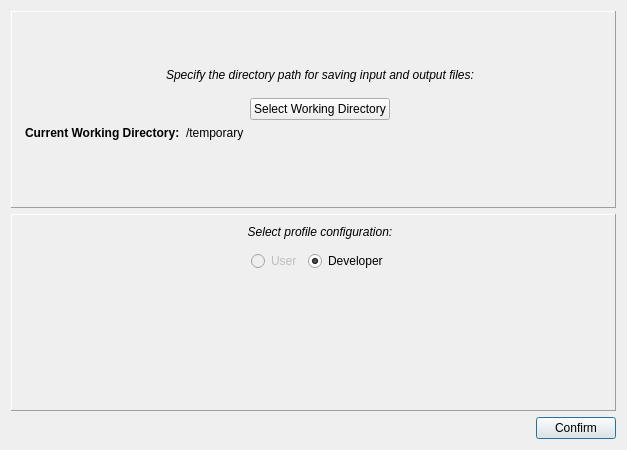
lanl/Fierro, file python/FIERRO-GUI/fierro_gui/FIERRO_Setup.ui: the form before one commit.
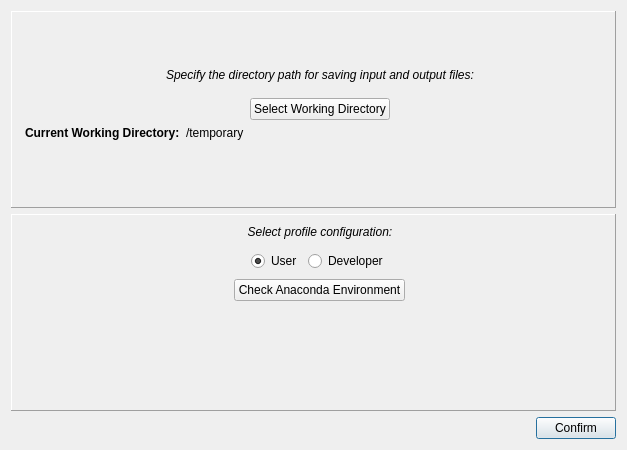
The form after the commit. The open tabs and pages were chosen to show the change. Icons and pictures are not drawn.

Commit message: Added the ability to select User-Configuration which runs the executables from the anaconda environment

The edit to the form file:
```diff
--- a/python/FIERRO-GUI/fierro_gui/FIERRO_Setup.ui
+++ b/python/FIERRO-GUI/fierro_gui/FIERRO_Setup.ui
@@ -258,13 +258,13 @@
             <item>
              <widget class="QRadioButton" name="radioButton">
               <property name="enabled">
-               <bool>false</bool>
+               <bool>true</bool>
               </property>
               <property name="text">
                <string>User</string>
               </property>
               <property name="checked">
-               <bool>false</bool>
+               <bool>true</bool>
               </property>
              </widget>
             </item>
@@ -274,7 +274,7 @@
                <string>Developer</string>
               </property>
               <property name="checked">
-               <bool>true</bool>
+               <bool>false</bool>
               </property>
              </widget>
             </item>
@@ -289,7 +289,48 @@
            <property name="currentIndex">
             <number>1</number>
            </property>
-           <widget class="QWidget" name="page"/>
+           <widget class="QWidget" name="page">
+            <layout class="QVBoxLayout" name="verticalLayout_5">
+             <property name="leftMargin">
+              <number>0</number>
+             </property>
+             <property name="topMargin">
+              <number>0</number>
+             </property>
+             <property name="rightMargin">
+              <number>0</number>
+             </property>
+             <property name="bottomMargin">
+              <number>0</number>
+             </property>
+             <item alignment="Qt::AlignHCenter|Qt::AlignTop">
+              <widget class="QPushButton" name="BCheckConda">
+               <property name="maximumSize">
+                <size>
+                 <width>250</width>
+                 <height>16777215</height>
+                </size>
+               </property>
+               <property name="text">
+                <string>Check Anaconda Environment</string>
+               </property>
+              </widget>
+             </item>
+             <item>
+              <spacer name="verticalSpacer">
+               <property name="orientation">
+                <enum>Qt::Vertical</enum>
+               </property>
+               <property name="sizeHint" stdset="0">
+                <size>
+                 <width>20</width>
+                 <height>40</height>
+                </size>
+               </property>
+              </spacer>
+             </item>
+            </layout>
+           </widget>
            <widget class="QWidget" name="page_2">
             <layout class="QVBoxLayout" name="verticalLayout_4">
              <property name="leftMargin">
```
Left out of the diff: 8 changed lines with no effect on the pictures. The commit also changes 6 other files.
